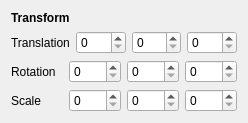
Above: ShapeRenderer/transformwidget.ui from dafral/Advanced-Graphic-Production before the change. Below: the same form after it.
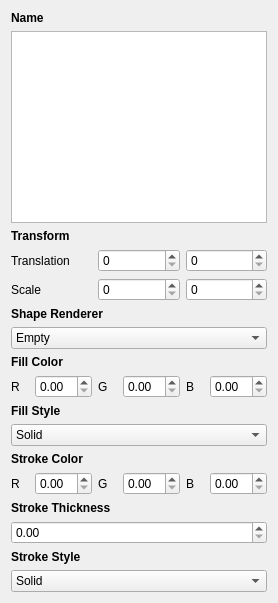
That is the form after the change.

Diff of the .ui file:
```diff
--- a/ShapeRenderer/transformwidget.ui
+++ b/ShapeRenderer/transformwidget.ui
@@ -7,13 +7,53 @@
     <x>0</x>
     <y>0</y>
     <width>248</width>
-    <height>115</height>
+    <height>501</height>
    </rect>
   </property>
   <property name="windowTitle">
    <string>Form</string>
   </property>
   <layout class="QVBoxLayout" name="verticalLayout">
+   <item>
+    <widget class="QLabel" name="labelName">
+     <property name="font">
+      <font>
+       <weight>75</weight>
+       <bold>true</bold>
+      </font>
+     </property>
+     <property name="text">
+      <string>Name</string>
+     </property>
+    </widget>
+   </item>
+   <item>
+    <widget class="QTextEdit" name="label_entityName">
+     <property name="enabled">
+      <bool>true</bool>
+     </property>
+     <property name="sizePolicy">
+      <sizepolicy hsizetype="MinimumExpanding" vsizetype="MinimumExpanding">
+       <horstretch>0</horstretch>
+       <verstretch>0</verstretch>
+      </sizepolicy>
+     </property>
+     <property name="font">
+      <font>
+       <kerning>true</kerning>
+      </font>
+     </property>
+     <property name="acceptDrops">
+      <bool>false</bool>
+     </property>
+     <property name="autoFillBackground">
+      <bool>false</bool>
+     </property>
+     <property name="readOnly">
+      <bool>true</bool>
+     </property>
+    </widget>
+   </item>
    <item>
     <widget class="QLabel" name="labelTransform">
      <property name="text">
@@ -36,29 +76,6 @@
      <item>
       <widget class="QSpinBox" name="transY"/>
      </item>
-     <item>
-      <widget class="QSpinBox" name="transZ"/>
-     </item>
-    </layout>
-   </item>
-   <item>
-    <layout class="QHBoxLayout" name="Rotation">
-     <item>
-      <widget class="QLabel" name="labelRot">
-       <property name="text">
-        <string>Rotation</string>
-       </property>
-      </widget>
-     </item>
-     <item>
-      <widget class="QSpinBox" name="rotX"/>
-     </item>
-     <item>
-      <widget class="QSpinBox" name="rotY"/>
-     </item>
-     <item>
-      <widget class="QSpinBox" name="rotZ"/>
-     </item>
     </layout>
    </item>
    <item>
@@ -76,11 +93,257 @@
      <item>
       <widget class="QSpinBox" name="scaY"/>
      </item>
+    </layout>
+   </item>
+   <item>
+    <widget class="QLabel" name="labelShapeRenderer">
+     <property name="font">
+      <font>
+       <weight>75</weight>
+       <bold>true</bold>
+      </font>
+     </property>
+     <property name="text">
+      <string>Shape Renderer</string>
+     </property>
+    </widget>
+   </item>
+   <item>
+    <widget class="QComboBox" name="comboBox_Shape">
      <item>
-      <widget class="QSpinBox" name="scaZ"/>
+      <property name="text">
+       <string>Empty</string>
+      </property>
      </item>
+     <item>
+      <property name="text">
+       <string>Circle</string>
+      </property>
+     </item>
+     <item>
+      <property name="text">
+       <string>Square</string>
+      </property>
+     </item>
+     <item>
+      <property name="text">
+       <string>Infinite</string>
+      </property>
+     </item>
+    </widget>
+   </item>
+   <item>
+    <widget class="QLabel" name="label_4">
+     <property name="font">
+      <font>
+       <weight>75</weight>
+       <bold>true</bold>
+      </font>
+     </property>
+     <property name="text">
+      <string>Fill Color</string>
+     </property>
+    </widget>
+   </item>
+   <item>
+    <layout class="QHBoxLayout" name="ColorLayout">
+     <item>
+      <widget class="QLabel" name="label_2">
+       <property name="text">
+        <string>R</string>
+       </property>
+      </widget>
+     </item>
+     <item>
+      <widget class="QDoubleSpinBox" name="spinBox_FillColor_R"/>
+     </item>
+     <item>
+      <widget class="QLabel" name="label_3">
+       <property name="text">
+        <string>G</string>
+       </property>
+      </widget>
+     </item>
+     <item>
+      <widget class="QDoubleSpinBox" name="spinBox_FillColor_G"/>
+     </item>
+     <item>
+      <widget class="QLabel" name="label">
+       <property name="text">
+        <string>B</string>
+       </property>
+      </widget>
+     </item>
+     <item>
+      <widget class="QDoubleSpinBox" name="spinBox_FillColor_B"/>
+     </item>
     </layout>
    </item>
+   <item>
+    <widget class="QLabel" name="label_8">
+     <property name="font">
+      <font>
+       <weight>75</weight>
+       <bold>true</bold>
+      </font>
+     </property>
+     <property name="text">
+      <string>Fill Style</string>
+     </property>
+    </widget>
+   </item>
+   <item>
+    <widget class="QComboBox" name="comboBox_FillStyle">
+     <item>
+      <property name="text">
+       <string>Solid</string>
+      </property>
+     </item>
+     <item>
+      <property name="text">
+       <string>Dense</string>
+      </property>
+     </item>
+     <item>
+      <property name="text">
+       <string>Dotted</string>
+      </property>
+     </item>
+     <item>
+      <property name="text">
+       <string>Cross</string>
+      </property>
+     </item>
+     <item>
+      <property name="text">
+       <string>Linear Gradient</string>
+      </property>
+     </item>
+     <item>
+      <property name="text">
+       <string>No Brush</string>
+      </property>
+     </item>
+    </widget>
+   </item>
+   <item>
+    <widget class="QLabel" name="label_5">
+     <property name="font">
+      <font>
+       <weight>75</weight>
+       <bold>true</bold>
+      </font>
+     </property>
+     <property name="text">
+      <string>Stroke Color</string>
+     </property>
+    </widget>
+   </item>
+   <item>
+    <layout class="QHBoxLayout" name="StrokeLayout">
+     <item>
+      <widget class="QLabel" name="label_11">
+       <property name="text">
+        <string>R</string>
+       </property>
+      </widget>
+     </item>
+     <item>
+      <widget class="QDoubleSpinBox" name="spinBox_StrokeColor_R"/>
+     </item>
+     <item>
+      <widget class="QLabel" name="label_9">
+       <property name="text">
+        <string>G</string>
+       </property>
+      </widget>
+     </item>
+     <item>
+      <widget class="QDoubleSpinBox" name="spinBox_StrokeColor_G"/>
+     </item>
+     <item>
+      <widget class="QLabel" name="label_10">
+       <property name="text">
+        <string>B</string>
+       </property>
+      </widget>
+     </item>
+     <item>
+      <widget class="QDoubleSpinBox" name="spinBox_StrokeColor_B"/>
+     </item>
+    </layout>
+   </item>
+   <item>
+    <widget class="QLabel" name="label_6">
+     <property name="font">
+      <font>
+       <weight>75</weight>
+       <bold>true</bold>
+      </font>
+     </property>
+     <property name="text">
+      <string>Stroke Thickness</string>
+     </property>
+    </widget>
+   </item>
+   <item>
+    <widget class="QDoubleSpinBox" name="spinBox_StrokeThicc"/>
+   </item>
+   <item>
+    <widget class="QLabel" name="label_7">
+     <property name="font">
+      <font>
+       <weight>75</weight>
+       <bold>true</bold>
+      </font>
+     </property>
+     <property name="text">
+      <string>Stroke Style</string>
+     </property>
+    </widget>
+   </item>
+   <item>
+    <widget class="QComboBox" name="comboBox_StrokeStyle">
+     <item>
+      <property name="text">
+       <string>Solid</string>
+      </property>
+     </item>
+     <item>
+      <property name="text">
+       <string>Dash</string>
+      </property>
+     </item>
+     <item>
+      <property name="text">
+       <string>Dot</string>
+      </property>
+     </item>
+     <item>
+      <property name="text">
+       <string>Dash - Dot</string>
+      </property>
+     </item>
+     <item>
+      <property name="text">
+       <string>Dash - Dot - Dot</string>
+      </property>
+     </item>
+    </widget>
+   </item>
+   <item>
+    <spacer name="verticalSpacer">
+     <property name="orientation">
+      <enum>Qt::Vertical</enum>
+     </property>
+     <property name="sizeHint" stdset="0">
+      <size>
+       <width>20</width>
+       <height>40</height>
+      </size>
+     </property>
+    </spacer>
+   </item>
   </layout>
  </widget>
  <resources/>
```
